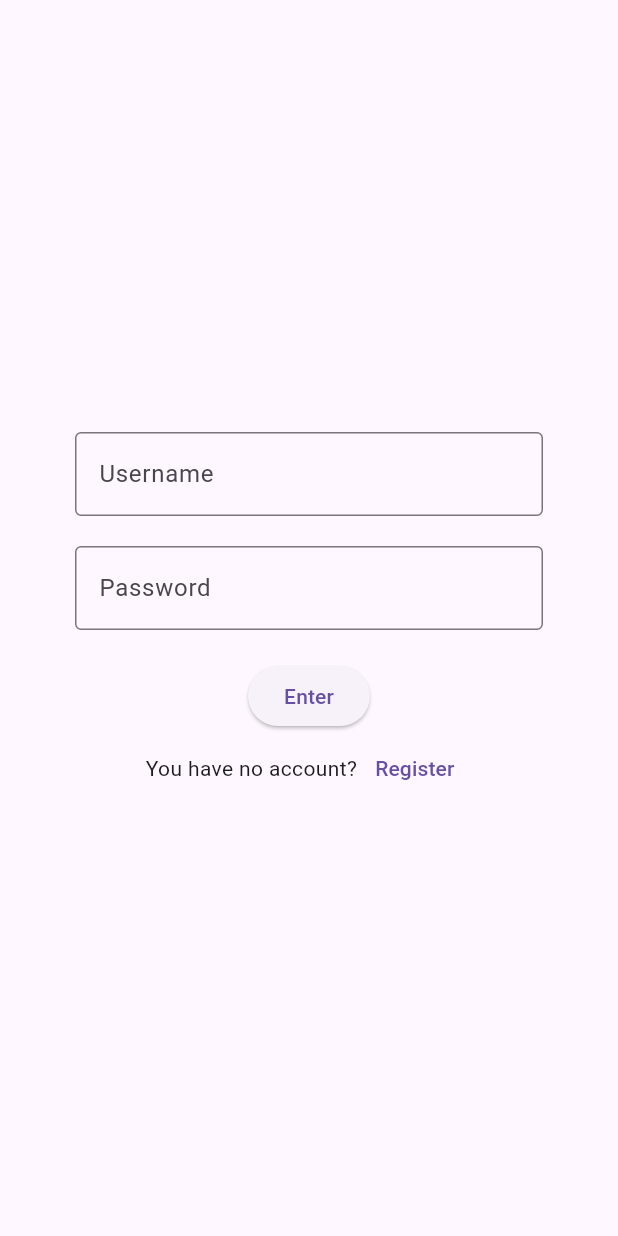
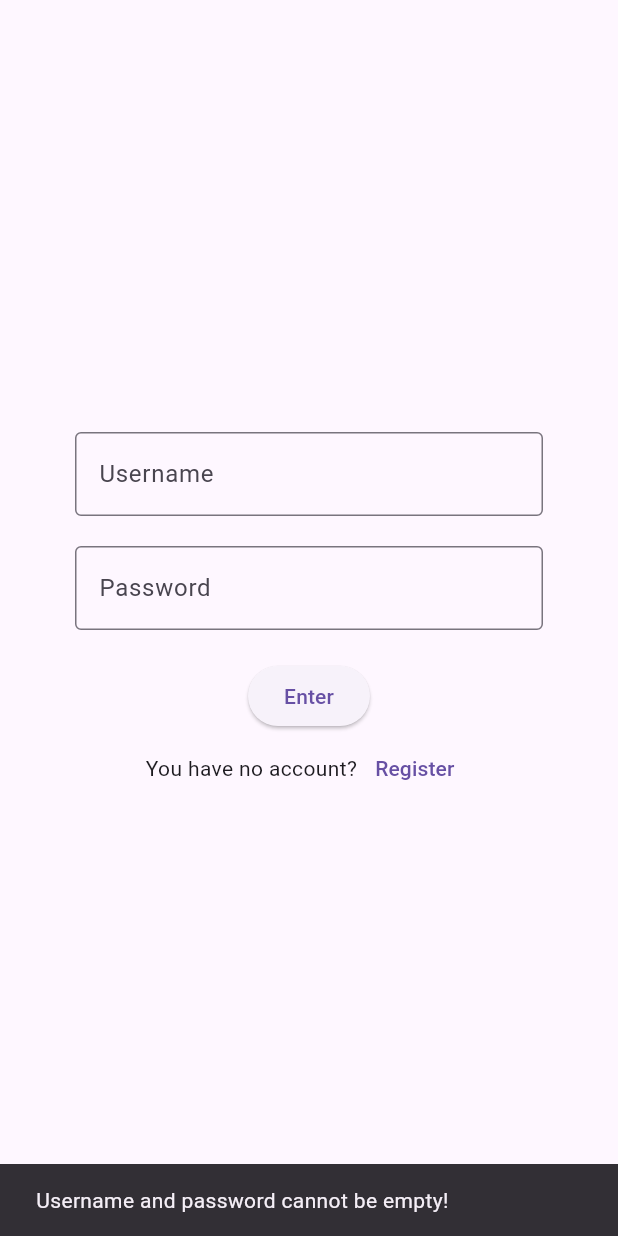
Before and after one commit to gatterD/smarttalk, a Flutter app: the screen it shows after launch, after a tap on "Enter", on a phone screen of 412 x 824 dp. Run offline on Flutter 3.47's test engine with Material 3 defaults, Android fonts, the phone set to English and light mode, and no system bars; our stand-ins replace flutter_dotenv, shared_preferences.

```diff
--- a/lib/features/AutorisationScreen/view/AutorisationScreen.dart
+++ b/lib/features/AutorisationScreen/view/AutorisationScreen.dart
@@ -1,6 +1,5 @@
 import 'package:flutter/material.dart';
 import 'package:smarttalk/models/AutorisationHelper.dart';
-import 'package:smarttalk/models/User.dart';
 import 'package:shared_preferences/shared_preferences.dart';
 
 class AutorisationScreen extends StatefulWidget {
@@ -12,20 +11,44 @@ class AutorisationScreen extends StatefulWidget {
 
 class _AutorisationScreenState extends State<AutorisationScreen> {
   final _usernameController = TextEditingController();
+  final _passwordController = TextEditingController();
+  final AuthService _authService = AuthService();
 
-  final _passwordController = TextEditingController();
+  void _login() async {
+    final username = _usernameController.text.trim();
+    final password = _passwordController.text.trim();
 
-  final AuthService _authService = AuthService();
+    if (username.isEmpty || password.isEmpty) {
+      ScaffoldMessenger.of(context).showSnackBar(
+        SnackBar(content: Text('Username and password cannot be empty!')),
+      );
+      return;
+    }
+
+    final success = await _authService.login(username, password);
+
+    final prefs = await SharedPreferences.getInstance();
+    await prefs.setString('token', success.toString());
+    await prefs.setString('username', username);
+
+    if (mounted) {
+      Navigator.pushNamed(context, '/friend_list');
+      ScaffoldMessenger.of(context).showSnackBar(
+        SnackBar(content: Text('You have logged in.')),
+      );
+    }
+  }
 
   @override
   Widget build(BuildContext context) {
     return Scaffold(
-      body: Column(
+      body: Center(
+        child: Padding(
+          padding: const EdgeInsets.symmetric(horizontal: 50),
+          child: Column(
             mainAxisAlignment: MainAxisAlignment.center,
             children: [
-          Padding(
-            padding: const EdgeInsets.symmetric(horizontal: 50),
-            child: TextField(
+              TextField(
                 controller: _usernameController,
                 decoration: const InputDecoration(
                   border: OutlineInputBorder(),
@@ -33,10 +56,8 @@ class _AutorisationScreenState extends State<AutorisationScreen> {
                   labelText: 'Username',
                 ),
               ),
-          ),
-          Padding(
-            padding: const EdgeInsets.symmetric(horizontal: 50, vertical: 20),
-            child: TextField(
+              SizedBox(height: 20),
+              TextField(
                 controller: _passwordController,
                 obscureText: true,
                 decoration: const InputDecoration(
@@ -45,32 +66,11 @@ class _AutorisationScreenState extends State<AutorisationScreen> {
                   labelText: 'Password',
                 ),
               ),
+              SizedBox(height: 20),
+              ElevatedButton(
+                onPressed: _login,
+                child: const Text('Enter'),
               ),
-          ElevatedButton(
-              onPressed: () async {
-                final user = User(
-                  userName: _usernameController.text,
-                  password: _passwordController.text,
-                );
-                final success = await _authService.login(user);
-
-                if (success != null) {
-                  final prefs = await SharedPreferences.getInstance();
-                  await prefs.setString('token', success);
-                  await prefs.setString(
-                      'username', user.userName); // Сохранение имени
-
-                  Navigator.pushNamed(context, '/friend_list');
-                  ScaffoldMessenger.of(context).showSnackBar(
-                    SnackBar(content: Text('You have logged in.')),
-                  );
-                } else {
-                  ScaffoldMessenger.of(context).showSnackBar(
-                    SnackBar(content: Text('Wrong login or password!')),
-                  );
-                }
-              },
-              child: const Text('Enter')),
               Row(
                 mainAxisAlignment: MainAxisAlignment.center,
                 children: [
@@ -79,11 +79,14 @@ class _AutorisationScreenState extends State<AutorisationScreen> {
                     onPressed: () {
                       Navigator.pushNamed(context, '/register');
                     },
-                  child: Text('Register')),
+                    child: Text('Register'),
+                  ),
                 ],
               ),
             ],
           ),
+        ),
+      ),
     );
   }
 }
--- a/lib/models/AutorisationHelper.dart
+++ b/lib/models/AutorisationHelper.dart
@@ -2,29 +2,49 @@ import 'dart:convert';
 import 'package:http/http.dart' as http;
 import 'package:smarttalk/models/User.dart';
 import 'package:flutter_dotenv/flutter_dotenv.dart';
+import 'package:shared_preferences/shared_preferences.dart';
 
 class AuthService {
   final String baseUrl = dotenv.get('BASEURL');
 
   Future<bool> register(User user) async {
-    final response = await http.post(
-      Uri.parse('$baseUrl/register'),
-      headers: {'Content-Type': 'application/json'},
-      body: jsonEncode(user.toJson()),
-    );
-    return response.statusCode == 201;
+    try {
+      final response = await http.post(
+        Uri.parse('$baseUrl/register'),
+        headers: {'Content-Type': 'application/json'},
+        body: jsonEncode(user.toJson()),
+      );
+
+      if (response.statusCode == 201) {
+        return true;
+      } else {
+        return false;
+      }
+    } catch (e) {
+      return false;
+    }
   }
 
-  Future<String?> login(User user) async {
+  Future<bool> login(String username, String password) async {
     final response = await http.post(
       Uri.parse('$baseUrl/login'),
       headers: {'Content-Type': 'application/json'},
-      body: jsonEncode(user.toJson()),
+      body: jsonEncode({'username': username, 'password': password}),
     );
+
     if (response.statusCode == 200) {
       final data = jsonDecode(response.body);
-      return data['access_token'];
+      final token = data['token']; // Проверить, не null ли это поле
+
+      if (token == null) {
+        throw Exception("Ошибка: сервер не вернул токен");
+      }
+
+      final prefs = await SharedPreferences.getInstance();
+      await prefs.setString('token', token);
+      return true;
+    } else {
+      return false;
     }
-    return null;
   }
 }
```
Also changed, not shown: 1 other file. Lines whose indentation alone changed are shown as unchanged.
